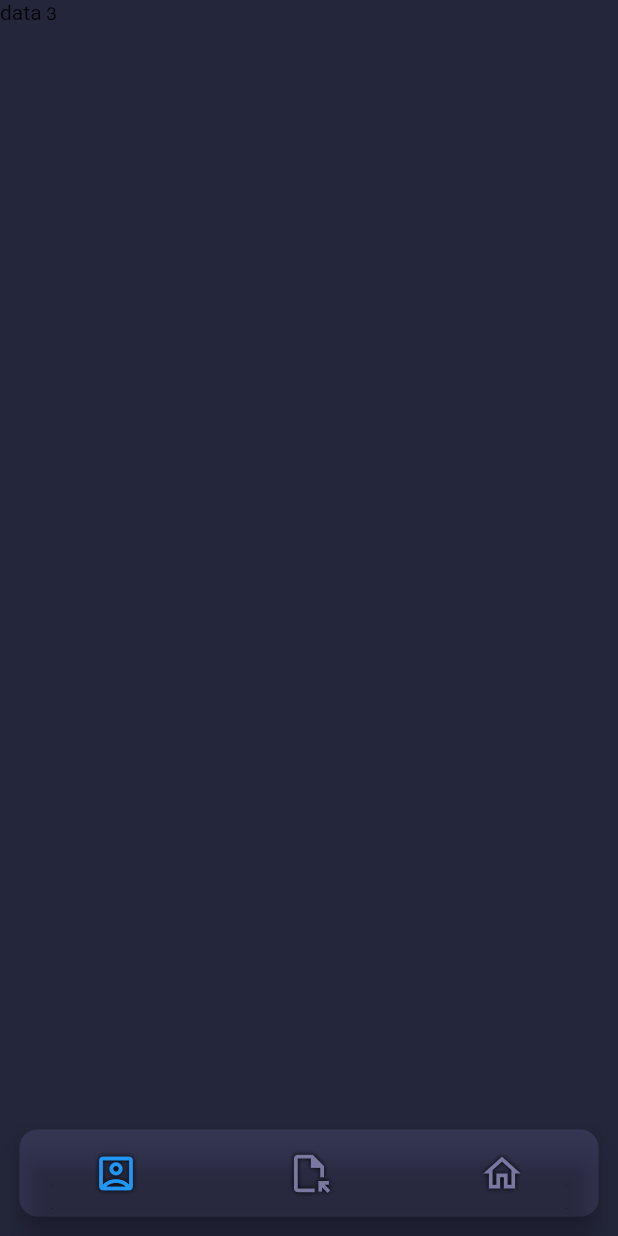
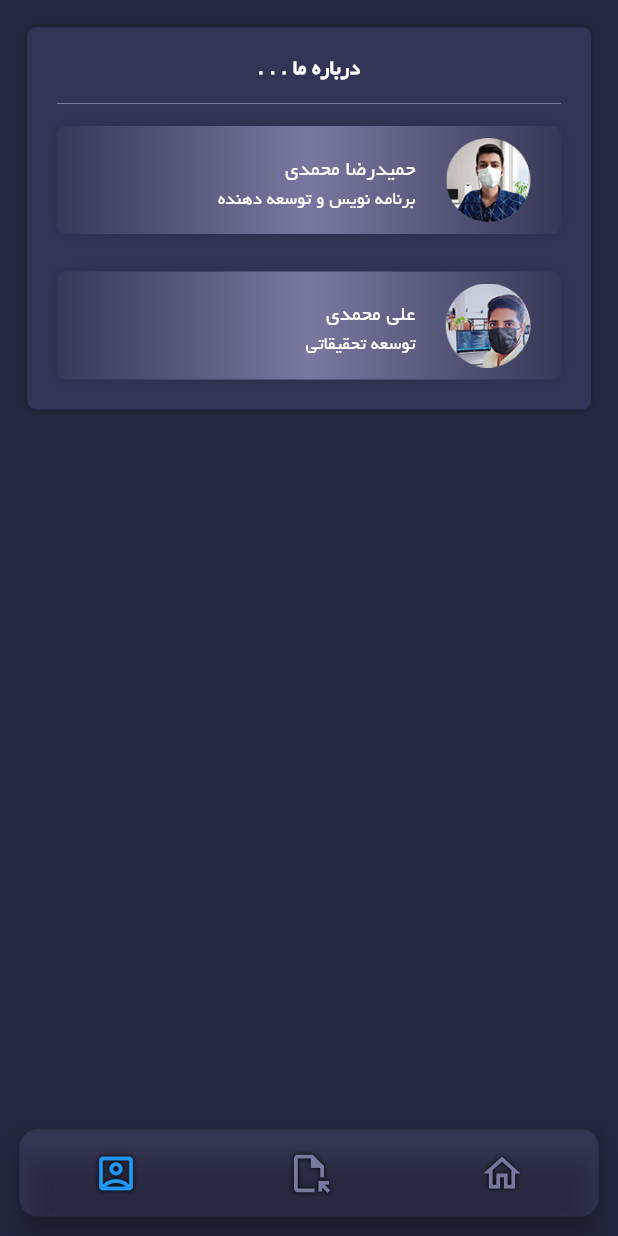
Before and after one commit to LegendisM/quiz, a Flutter app: the screen it shows after launch, item 3 of the bottom bar chosen, on a phone screen of 412 x 824 dp. Run offline on Flutter 3.47's test engine with Material 2 defaults, Android fonts, the phone set to English and light mode, and no system bars; our stand-ins replace file_picker, flutter_local_notifications, geolocator, permission_handler, sensors_plus; missing offline and left inert: persian_datetime_picker.

Commit message:
init about screen

```diff
--- a/lib/home/constants/theme.dart
+++ b/lib/home/constants/theme.dart
@@ -3,6 +3,7 @@ import 'package:quiz/home/constants/theme_form.dart' show kThemeFieldLabelColor;
 
 const Color kThemePrimaryColor = Color.fromARGB(255, 36, 38, 59);
 const Color kThemeBackgroundColor = Color.fromARGB(255, 55, 56, 86);
+const Color kThemeBackgroundSecondaryColor = Color.fromARGB(255, 121, 120, 160);
 const Color kThemeSecondaryColor = Color.fromARGB(175, 59, 63, 102);
 const Color kThemeFieldBorderColor = Color.fromARGB(255, 121, 120, 160);
 const Color kThemeFieldActiveBorderColor = Color.fromARGB(255, 122, 119, 187);
--- /dev/null
+++ b/lib/home/constants/theme_about.dart
@@ -0,0 +1,19 @@
+import 'package:flutter/material.dart';
+import 'package:quiz/home/constants/theme.dart';
+
+BoxDecoration kThemeAboutCardDecoration = BoxDecoration(
+  borderRadius: BorderRadius.circular(6),
+  gradient: const LinearGradient(
+    colors: [
+      kThemeBackgroundColor,
+      kThemeBackgroundSecondaryColor,
+      kThemeBackgroundColor,
+    ],
+  ),
+  boxShadow: const [
+    BoxShadow(
+      blurRadius: 6,
+      color: Colors.black12,
+    ),
+  ],
+);
--- a/lib/home/screens/about.dart
+++ b/lib/home/screens/about.dart
@@ -1,4 +1,6 @@
 import 'package:flutter/material.dart';
+import 'package:quiz/home/constants/theme_form.dart';
+import 'package:quiz/home/widgets/about_card.dart';
 
 class AboutScreen extends StatefulWidget {
   const AboutScreen({super.key});
@@ -10,6 +12,39 @@ class AboutScreen extends StatefulWidget {
 class AboutState extends State<AboutScreen> {
   @override
   Widget build(BuildContext context) {
-    return const Text("data 3");
+    return SingleChildScrollView(
+      child: Container(
+        margin: const EdgeInsets.all(18),
+        padding: const EdgeInsets.all(20),
+        decoration: kThemeOfMainContainerDecoration,
+        child: Column(
+          crossAxisAlignment: CrossAxisAlignment.stretch,
+          children: const [
+            // * Head Of Form * //
+            Text(
+              "درباره ما . . .",
+              textAlign: TextAlign.center,
+              style: kThemeFormTitleStyle,
+            ),
+            Divider(
+              height: 30,
+            ),
+            AboutCard(
+              name: "حمیدرضا محمدی",
+              grade: "برنامه نویس و توسعه دهنده",
+              avatar: "hamidreza",
+            ),
+            SizedBox(
+              height: 25,
+            ),
+            AboutCard(
+              name: "علی محمدی",
+              grade: "توسعه تحقیقاتی",
+              avatar: "ali",
+            ),
+          ],
+        ),
+      ),
+    );
   }
 }
--- /dev/null
+++ b/lib/home/widgets/about_card.dart
@@ -0,0 +1,35 @@
+import 'package:flutter/material.dart';
+import 'package:quiz/home/constants/theme_about.dart';
+import 'package:quiz/home/constants/theme_form.dart';
+
+class AboutCard extends StatelessWidget {
+  const AboutCard({
+    super.key,
+    required this.name,
+    required this.grade,
+    required this.avatar,
+  });
+  final String name;
+  final String grade;
+  final String avatar;
+
+  @override
+  Widget build(BuildContext context) {
+    return Container(
+      decoration: kThemeAboutCardDecoration,
+      child: ListTile(
+        title: Text(
+          name,
+          style: kThemeFieldLabelColor,
+        ),
+        subtitle: Text(
+          grade,
+          style: kThemeFieldLabelColor,
+        ),
+        leading: Image.asset(
+          "assets/images/$avatar.png",
+        ),
+      ),
+    );
+  }
+}
--- a/pubspec.yaml
+++ b/pubspec.yaml
@@ -65,9 +65,8 @@ flutter:
   uses-material-design: true
 
   # To add assets to your application, add an assets section, like this:
-  # assets:
-  #   - images/a_dot_burr.jpeg
-  #   - images/a_dot_ham.jpeg
+  assets:
+    - assets/images/
 
   # An image asset can refer to one or more resolution-specific "variants", see
   # https://flutter.dev/assets-and-images/#resolution-aware
```
Also changed, not shown: assets/images/ali.png (added), assets/images/hamidreza.png (added).
